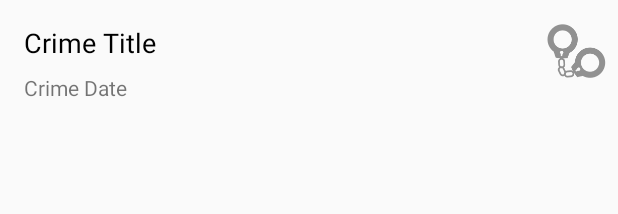
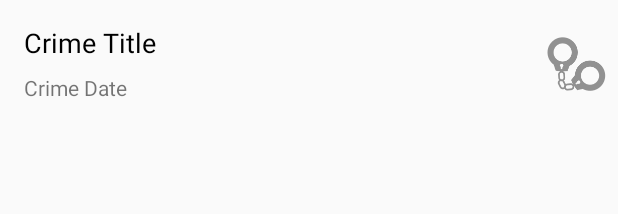
Before and after one commit to Kelian9995/CriminalIntent, an Android app: the layout list_item_crime.xml on its own in the app's theme, with its tools: preview values and no code run, on a phone screen of 412 x 824 dp. Shown: the top 214 px of the screen. Run offline under Robolectric (Android 15) with nearby library versions, the phone set to English and light mode, and no system bars.

```diff
--- a/CriminalIntent/app/src/main/java/com/bignerdranch/android/criminalintent/Crime.kt
+++ b/CriminalIntent/app/src/main/java/com/bignerdranch/android/criminalintent/Crime.kt
@@ -2,8 +2,7 @@ package com.bignerdranch.android.criminalintent
 
 import androidx.room.Entity
 import androidx.room.PrimaryKey
-import java.util.UUID
-import java.util.Date
+import java.util.*
 
 @Entity
 data class Crime(@PrimaryKey val id: UUID = UUID.randomUUID(),
--- a/CriminalIntent/app/src/main/java/com/bignerdranch/android/criminalintent/CriminalIntentApplication.kt
+++ b/CriminalIntent/app/src/main/java/com/bignerdranch/android/criminalintent/CriminalIntentApplication.kt
@@ -1,10 +1,6 @@
 package com.bignerdranch.android.criminalintent
 
 import android.app.Application
-import java.time.LocalDateTime
-import java.time.ZoneId
-import java.time.ZoneOffset
-import java.util.*
 
 class CriminalIntentApplication : Application() {
 
--- a/CriminalIntent/app/src/main/java/com/bignerdranch/android/criminalintent/database/CrimeDao.kt
+++ b/CriminalIntent/app/src/main/java/com/bignerdranch/android/criminalintent/database/CrimeDao.kt
@@ -4,6 +4,7 @@ import androidx.lifecycle.LiveData
 import androidx.room.Dao
 import androidx.room.Insert
 import androidx.room.Query
+import androidx.room.Update
 import com.bignerdranch.android.criminalintent.Crime
 import java.util.*
 
@@ -16,6 +17,9 @@ interface CrimeDao {
     @Query("SELECT * FROM crime WHERE id=(:id)")
     fun getCrime(id: UUID): LiveData<Crime?>
 
+    @Update
+    fun updateCrime(crime: Crime)
+
     @Insert
-    fun addCrime(crime: Crime) //remove this before pushing
+    fun addCrime(crime: Crime)
 }
--- a/CriminalIntent/app/src/main/java/com/bignerdranch/android/criminalintent/database/CrimeDatabase.kt
+++ b/CriminalIntent/app/src/main/java/com/bignerdranch/android/criminalintent/database/CrimeDatabase.kt
@@ -5,7 +5,9 @@ import androidx.room.RoomDatabase
 import androidx.room.TypeConverters
 import com.bignerdranch.android.criminalintent.Crime
 
-@Database(entities = [Crime::class], version = 1)
+private const val DATABASE_NAME = "crime-database"
+
+@Database(entities = [ Crime::class ], version=1)
 @TypeConverters(CrimeTypeConverters::class)
 abstract class CrimeDatabase : RoomDatabase() {
 
--- a/CriminalIntent/app/src/main/java/com/bignerdranch/android/criminalintent/database/CrimeTypeConverters.kt
+++ b/CriminalIntent/app/src/main/java/com/bignerdranch/android/criminalintent/database/CrimeTypeConverters.kt
@@ -4,7 +4,6 @@ import androidx.room.TypeConverter
 import java.util.*
 
 class CrimeTypeConverters {
-
     @TypeConverter
     fun fromDate(date: Date?): Long? {
         return date?.time
--- a/CriminalIntent/app/src/main/res/layout/fragment_crime.xml
+++ b/CriminalIntent/app/src/main/res/layout/fragment_crime.xml
@@ -1,7 +1,9 @@
 <?xml version="1.0" encoding="utf-8"?>
 <LinearLayout xmlns:android="http://schemas.android.com/apk/res/android"
               xmlns:tools="http://schemas.android.com/tools"
-              android:orientation="vertical" android:layout_width="match_parent" android:layout_height="match_parent"
+              android:orientation="vertical"
+              android:layout_width="match_parent"
+              android:layout_height="match_parent"
               android:layout_margin="16dp">
 
     <TextView
@@ -26,7 +28,6 @@
             android:id="@+id/crime_date"
             android:layout_width="match_parent"
             android:layout_height="wrap_content"
-            android:padding="80dp"
             tools:text="Wed Nov 14 11:56 EST 2018"/>
 
     <CheckBox
--- a/CriminalIntent/app/src/main/res/layout/list_item_crime.xml
+++ b/CriminalIntent/app/src/main/res/layout/list_item_crime.xml
@@ -1,21 +1,22 @@
 <?xml version="1.0" encoding="utf-8"?>
-<androidx.constraintlayout.widget.ConstraintLayout
-        xmlns:android="http://schemas.android.com/apk/res/android"
-        xmlns:app="http://schemas.android.com/apk/res-auto"
-        xmlns:tools="http://schemas.android.com/tools"
-        android:layout_width="match_parent"
-        android:layout_height="wrap_content"
-        android:id="@+id/linearLayout">
+<androidx.constraintlayout.widget.ConstraintLayout xmlns:android="http://schemas.android.com/apk/res/android"
+                                                   xmlns:app="http://schemas.android.com/apk/res-auto"
+                                                   xmlns:tools="http://schemas.android.com/tools"
+                                                   android:layout_width="match_parent"
+                                                   android:layout_height="wrap_content"
+                                                   android:id="@+id/linearLayout">
 
     <TextView
             android:id="@+id/crime_title"
             android:layout_width="0dp"
             android:layout_height="wrap_content"
             android:text="Crime Title"
-            android:layout_marginTop="16dp" app:layout_constraintTop_toTopOf="parent"
-            app:layout_constraintStart_toStartOf="parent" android:layout_marginStart="16dp"
-            app:layout_constraintEnd_toStartOf="@+id/crime_solved" android:layout_marginEnd="8dp"
-            android:textColor="@android:color/black" android:textSize="18sp"/>
+            app:layout_constraintStart_toStartOf="parent"
+            android:layout_marginStart="16dp"
+            android:layout_marginTop="16dp"
+            app:layout_constraintTop_toTopOf="parent"
+            app:layout_constraintEnd_toStartOf="@+id/crime_solved"
+            android:layout_marginEnd="8dp" android:textColor="@android:color/black" android:textSize="18sp"/>
 
     <TextView
             android:id="@+id/crime_date"
@@ -23,19 +24,20 @@
             android:layout_height="wrap_content"
             android:text="Crime Date"
             app:layout_constraintStart_toStartOf="parent"
-            android:layout_marginStart="16dp" app:layout_constraintEnd_toStartOf="@+id/crime_solved"
-            android:layout_marginEnd="8dp" android:layout_marginTop="8dp"
-            app:layout_constraintTop_toBottomOf="@+id/crime_title"/>
+            android:layout_marginStart="16dp"
+            app:layout_constraintTop_toBottomOf="@+id/crime_title"
+            android:layout_marginTop="8dp"
+            app:layout_constraintEnd_toStartOf="@+id/crime_solved"
+            android:layout_marginEnd="8dp"/>
     <ImageView
-            android:id="@+id/crime_solved"
             android:layout_width="wrap_content"
             android:layout_height="wrap_content"
-            android:layout_marginTop="8dp"
-            android:layout_marginEnd="8dp"
+            app:srcCompat="@drawable/ic_solved"
+            android:id="@+id/crime_solved" android:layout_marginTop="8dp"
+            app:layout_constraintTop_toTopOf="@+id/crime_title"
             android:layout_marginBottom="8dp"
             app:layout_constraintBottom_toBottomOf="parent"
             app:layout_constraintEnd_toEndOf="parent"
-            app:layout_constraintTop_toTopOf="parent"
-            app:srcCompat="@drawable/ic_solved"/>
+            android:layout_marginEnd="8dp"/>
 
 </androidx.constraintlayout.widget.ConstraintLayout>
--- a/CriminalIntent/build.gradle
+++ b/CriminalIntent/build.gradle
@@ -1,7 +1,7 @@
 // Top-level build file where you can add configuration options common to all sub-projects/modules.
 
 buildscript {
-    ext.kotlin_version = '1.3.21'
+    ext.kotlin_version = '1.3.11'
     repositories {
         google()
         jcenter()
```
Also changed, not shown: CriminalIntent/app/build.gradle (+7 -8 lines), CriminalIntent/app/src/main/java/com/bignerdranch/android/criminalintent/CrimeDetailViewModel.kt (added, +25 -0 lines), CriminalIntent/app/src/main/java/com/bignerdranch/android/criminalintent/CrimeFragment.kt (+50 -1 lines), CriminalIntent/app/src/main/java/com/bignerdranch/android/criminalintent/CrimeListFragment.kt (+28 -11 lines), CriminalIntent/app/src/main/java/com/bignerdranch/android/criminalintent/CrimeRepository.kt (+8 -3 lines), CriminalIntent/app/src/main/java/com/bignerdranch/android/criminalintent/MainActivity.kt (+15 -3 lines), CriminalIntent/app/src/main/res/layout/activity_main.xml (+4 -4 lines), CriminalIntent/gradle/wrapper/gradle-wrapper.properties, 2 other files.
